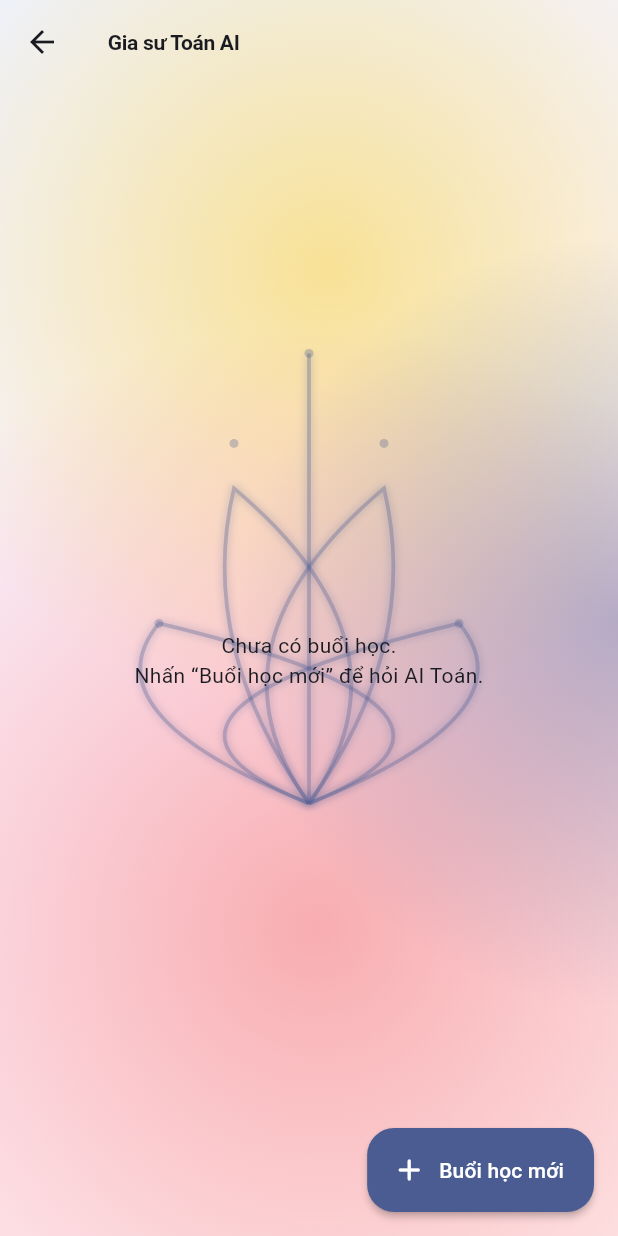
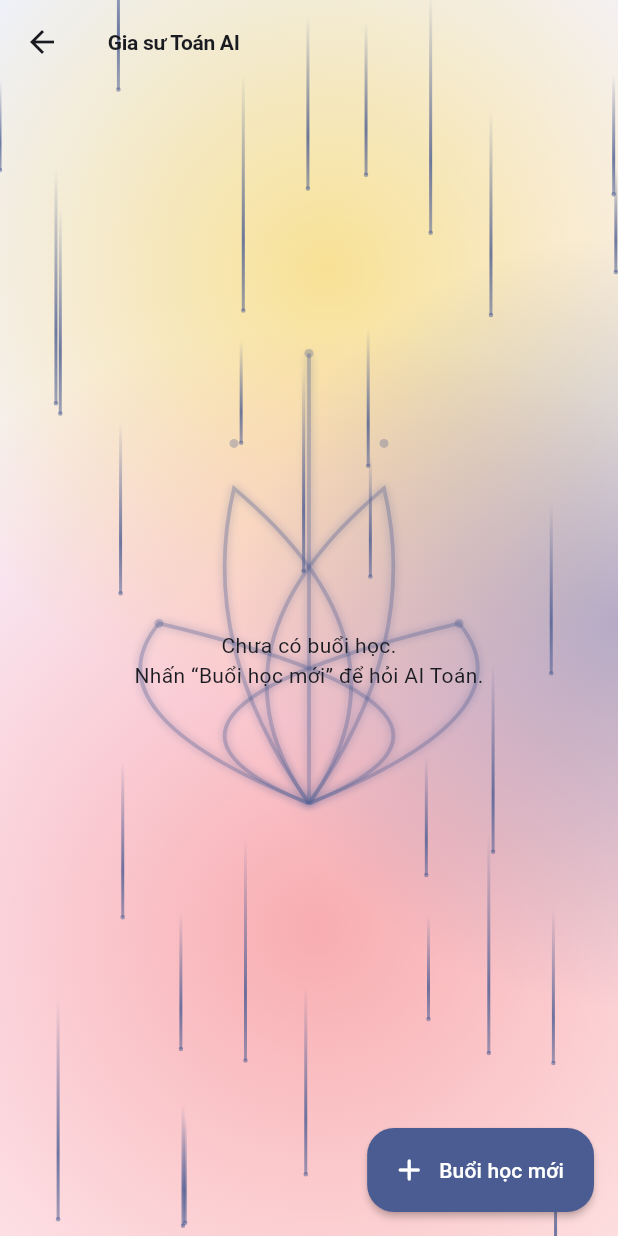
Before and after one commit to duong0411/smart_math, a Flutter app: the screen it shows after launch, after a tap on "Gia sư Toán AI", on a phone screen of 412 x 824 dp. Run offline on Flutter 3.47's test engine with Material 3 defaults, Android fonts, the phone set to English and light mode, and no system bars; our stand-ins replace file_picker, fl_chart, flutter_dotenv, flutter_riverpod, go_router, image_picker and 1 more; missing offline and left inert: gpt_markdown, pdfrx; network calls fail.

Commit message:
bg data stream

```diff
--- a/lib/shared/widgets/glass_card.dart
+++ b/lib/shared/widgets/glass_card.dart
@@ -161,6 +161,12 @@ class AtmosphericBackground extends StatelessWidget {
               ),
             ),
           ),
+          // Flowing Data Stream Effect
+          Positioned.fill(
+            child: _DataStreamEffect(
+              color: scheme.primary.withValues(alpha: 0.5),
+            ),
+          ),
           Positioned.fill(child: child),
         ],
       ),
@@ -219,6 +225,88 @@ class _TechLotusPainter extends CustomPainter {
 
   @override
   bool shouldRepaint(covariant CustomPainter oldDelegate) => false;
+}
+
+class _DataStreamEffect extends StatefulWidget {
+  final Color color;
+  const _DataStreamEffect({required this.color});
+
+  @override
+  State<_DataStreamEffect> createState() => _DataStreamEffectState();
+}
+
+class _DataStreamEffectState extends State<_DataStreamEffect> with SingleTickerProviderStateMixin {
+  late AnimationController _controller;
+
+  @override
+  void initState() {
+    super.initState();
+    _controller = AnimationController(vsync: this, duration: const Duration(seconds: 4))..repeat();
+  }
+
+  @override
+  void dispose() {
+    _controller.dispose();
+    super.dispose();
+  }
+
+  @override
+  Widget build(BuildContext context) {
+    return AnimatedBuilder(
+      animation: _controller,
+      builder: (context, child) {
+        return CustomPaint(
+          painter: _DataStreamPainter(
+            color: widget.color,
+            progress: _controller.value,
+          ),
+          size: Size.infinite,
+        );
+      }
+    );
+  }
+}
+
+class _DataStreamPainter extends CustomPainter {
+  final Color color;
+  final double progress;
+
+  _DataStreamPainter({required this.color, required this.progress});
+
+  @override
+  void paint(Canvas canvas, Size size) {
+    final paint = Paint()
+      ..style = PaintingStyle.stroke
+      ..strokeWidth = 2.0;
+
+    for (int i = 0; i < 30; i++) {
+      final x = (i * 123.456) % size.width;
+      final speed = 0.5 + ((i * 7) % 10) / 10.0;
+      final length = 60.0 + ((i * 11) % 100);
+
+      double y = (progress * size.height * speed + (i * 543.21)) % (size.height + length);
+      y -= length;
+
+      final rect = Rect.fromLTRB(x, y, x, y + length);
+      final gradient = LinearGradient(
+        begin: Alignment.topCenter,
+        end: Alignment.bottomCenter,
+        colors: [color.withValues(alpha: 0), color.withValues(alpha: 0.8), color],
+        stops: const [0.0, 0.7, 1.0],
+      );
+
+      paint.shader = gradient.createShader(rect);
+      canvas.drawLine(Offset(x, y), Offset(x, y + length), paint);
+
+      final headPaint = Paint()..color = color..style = PaintingStyle.fill;
+      canvas.drawCircle(Offset(x, y + length), 1.5, headPaint);
+    }
+  }
+
+  @override
+  bool shouldRepaint(covariant _DataStreamPainter oldDelegate) {
+    return oldDelegate.progress != progress;
+  }
 }
 
 class _GlowOrb extends StatelessWidget {
```
